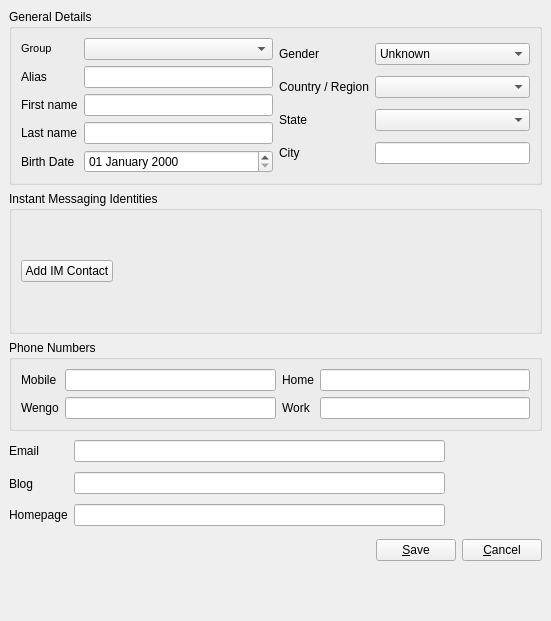
Above: wengophone/src/presentation/qt/login/ContactDetails.ui from tkrotoff/WengoPhone before the change. Below: the same form after it.
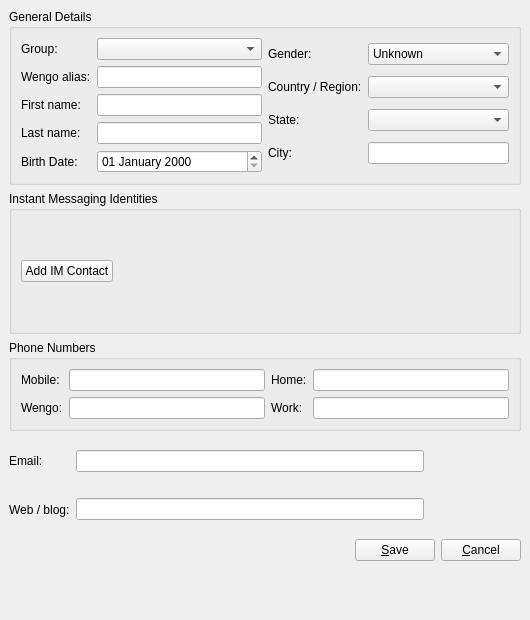
That is the form after the change.

```diff
--- a/wengophone/src/presentation/qt/login/ContactDetails.ui
+++ b/wengophone/src/presentation/qt/login/ContactDetails.ui
@@ -8,8 +8,8 @@
    <rect>
     <x>0</x>
     <y>0</y>
-    <width>551</width>
-    <height>621</height>
+    <width>530</width>
+    <height>620</height>
    </rect>
   </property>
   <property name="maximumSize" >
@@ -28,495 +28,13 @@
    <property name="spacing" >
     <number>6</number>
    </property>
-   <item row="3" column="1" >
-    <widget class="QLineEdit" name="email" />
-   </item>
-   <item row="5" column="0" >
-    <widget class="QLabel" name="label_21" >
-     <property name="text" >
-      <string>Homepage</string>
-     </property>
-    </widget>
-   </item>
-   <item rowspan="3" row="3" column="2" >
-    <widget class="QLabel" name="avatarPixmap" >
-     <property name="minimumSize" >
-      <size>
-       <width>91</width>
-       <height>91</height>
-      </size>
-     </property>
-     <property name="maximumSize" >
-      <size>
-       <width>91</width>
-       <height>91</height>
-      </size>
-     </property>
-     <property name="palette" >
-      <palette>
-       <active>
-        <color>
-         <red>0</red>
-         <green>0</green>
-         <blue>0</blue>
-        </color>
-        <color>
-         <red>212</red>
-         <green>208</green>
-         <blue>200</blue>
-        </color>
-        <color>
-         <red>255</red>
-         <green>255</green>
-         <blue>255</blue>
-        </color>
-        <color>
-         <red>234</red>
-         <green>229</green>
-         <blue>220</blue>
-        </color>
-        <color>
-         <red>128</red>
-         <green>128</green>
-         <blue>128</blue>
-        </color>
-        <color>
-         <red>141</red>
-         <green>139</green>
-         <blue>133</blue>
-        </color>
-        <color>
-         <red>0</red>
-         <green>0</green>
-         <blue>0</blue>
-        </color>
-        <color>
-         <red>255</red>
-         <green>255</green>
-         <blue>255</blue>
-        </color>
-        <color>
-         <red>0</red>
-         <green>0</green>
-         <blue>0</blue>
-        </color>
-        <color>
-         <red>255</red>
-         <green>255</green>
-         <blue>255</blue>
-        </color>
-        <color>
-         <red>195</red>
-         <green>212</green>
-         <blue>191</blue>
-        </color>
-        <color>
-         <red>64</red>
-         <green>64</green>
-         <blue>64</blue>
-        </color>
-        <color>
-         <red>10</red>
-         <green>36</green>
-         <blue>106</blue>
-        </color>
-        <color>
-         <red>255</red>
-         <green>255</green>
-         <blue>255</blue>
-        </color>
-        <color>
-         <red>0</red>
-         <green>0</green>
-         <blue>255</blue>
-        </color>
-        <color>
-         <red>255</red>
-         <green>0</green>
-         <blue>255</blue>
-        </color>
-        <color>
-         <red>232</red>
-         <green>232</green>
-         <blue>232</blue>
-        </color>
-       </active>
-       <inactive>
-        <color>
-         <red>0</red>
-         <green>0</green>
-         <blue>0</blue>
-        </color>
-        <color>
-         <red>212</red>
-         <green>208</green>
-         <blue>200</blue>
-        </color>
-        <color>
-         <red>255</red>
-         <green>255</green>
-         <blue>255</blue>
-        </color>
-        <color>
-         <red>234</red>
-         <green>229</green>
-         <blue>220</blue>
-        </color>
-        <color>
-         <red>128</red>
-         <green>128</green>
-         <blue>128</blue>
-        </color>
-        <color>
-         <red>141</red>
-         <green>139</green>
-         <blue>133</blue>
-        </color>
-        <color>
-         <red>0</red>
-         <green>0</green>
-         <blue>0</blue>
-        </color>
-        <color>
-         <red>255</red>
-         <green>255</green>
-         <blue>255</blue>
-        </color>
-        <color>
-         <red>0</red>
-         <green>0</green>
-         <blue>0</blue>
-        </color>
-        <color>
-         <red>255</red>
-         <green>255</green>
-         <blue>255</blue>
-        </color>
-        <color>
-         <red>195</red>
-         <green>212</green>
-         <blue>191</blue>
-        </color>
-        <color>
-         <red>64</red>
-         <green>64</green>
-         <blue>64</blue>
-        </color>
-        <color>
-         <red>212</red>
-         <green>208</green>
-         <blue>200</blue>
-        </color>
-        <color>
-         <red>0</red>
-         <green>0</green>
-         <blue>0</blue>
-        </color>
-        <color>
-         <red>0</red>
-         <green>0</green>
-         <blue>255</blue>
-        </color>
-        <color>
-         <red>255</red>
-         <green>0</green>
-         <blue>255</blue>
-        </color>
-        <color>
-         <red>232</red>
-         <green>232</green>
-         <blue>232</blue>
-        </color>
-       </inactive>
-       <disabled>
-        <color>
-         <red>106</red>
-         <green>104</green>
-         <blue>100</blue>
-        </color>
-        <color>
-         <red>212</red>
-         <green>208</green>
-         <blue>200</blue>
-        </color>
-        <color>
-         <red>255</red>
-         <green>255</green>
-         <blue>255</blue>
-        </color>
-        <color>
-         <red>233</red>
-         <green>231</green>
-         <blue>227</blue>
-        </color>
-        <color>
-         <red>128</red>
-         <green>128</green>
-         <blue>128</blue>
-        </color>
-        <color>
-         <red>141</red>
-         <green>139</green>
-         <blue>133</blue>
-        </color>
-        <color>
-         <red>106</red>
-         <green>104</green>
-         <blue>100</blue>
-        </color>
-        <color>
-         <red>255</red>
-         <green>255</green>
-         <blue>255</blue>
-        </color>
-        <color>
-         <red>106</red>
-         <green>104</green>
-         <blue>100</blue>
-        </color>
-        <color>
-         <red>195</red>
-         <green>212</green>
-         <blue>191</blue>
-        </color>
-        <color>
-         <red>195</red>
-         <green>212</green>
-         <blue>191</blue>
-        </color>
-        <color>
-         <red>0</red>
-         <green>0</green>
-         <blue>0</blue>
-        </color>
-        <color>
-         <red>10</red>
-         <green>36</green>
-         <blue>106</blue>
-        </color>
-        <color>
-         <red>255</red>
-         <green>255</green>
-         <blue>255</blue>
-        </color>
-        <color>
-         <red>0</red>
-         <green>0</green>
-         <blue>255</blue>
-        </color>
-        <color>
-         <red>255</red>
-         <green>0</green>
-         <blue>255</blue>
-        </color>
-        <color>
-         <red>232</red>
-         <green>232</green>
-         <blue>232</blue>
-        </color>
-       </disabled>
-      </palette>
-     </property>
-     <property name="toolTip" >
-      <string>Click to Change Avatar</string>
-     </property>
-     <property name="alignment" >
-      <set>Qt::AlignCenter</set>
-     </property>
-     <property name="wordWrap" >
-      <bool>true</bool>
-     </property>
-     <property name="buddy" >
-      <cstring>ContactDetails</cstring>
-     </property>
-    </widget>
-   </item>
-   <item row="2" column="0" colspan="3" >
-    <widget class="QGroupBox" name="personalDetailsGroup" >
-     <property name="title" >
-      <string>Phone Numbers</string>
-     </property>
-     <layout class="QGridLayout" >
-      <property name="margin" >
-       <number>9</number>
-      </property>
-      <property name="spacing" >
-       <number>6</number>
-      </property>
-      <item row="1" column="3" >
-       <widget class="QLineEdit" name="workPhone" />
-      </item>
-      <item row="1" column="2" >
-       <widget class="QLabel" name="label_18" >
-        <property name="text" >
-         <string>Work</string>
-        </property>
-       </widget>
-      </item>
-      <item row="0" column="1" >
-       <widget class="QLineEdit" name="cellPhone" />
-      </item>
-      <item row="1" column="1" >
-       <widget class="QLineEdit" name="wengoPhone" />
-      </item>
-      <item row="0" column="0" >
-       <widget class="QLabel" name="label_15" >
-        <property name="text" >
-         <string>Mobile</string>
-        </property>
-       </widget>
-      </item>
-      <item row="1" column="0" >
-       <widget class="QLabel" name="label_16" >
-        <property name="text" >
-         <string>Wengo</string>
-        </property>
-       </widget>
-      </item>
-      <item row="0" column="3" >
-       <widget class="QLineEdit" name="homePhone" />
-      </item>
-      <item row="0" column="2" >
-       <widget class="QLabel" name="label_17" >
-        <property name="text" >
-         <string>Home</string>
-        </property>
-       </widget>
-      </item>
-     </layout>
-    </widget>
-   </item>
    <item row="4" column="0" >
-    <widget class="QLabel" name="label_20" >
+    <widget class="QLabel" name="label_21" >
      <property name="text" >
-      <string>Blog</string>
+      <string>Web / blog:</string>
      </property>
     </widget>
    </item>
-   <item row="6" column="0" colspan="3" >
-    <layout class="QGridLayout" >
-     <property name="margin" >
-      <number>0</number>
-     </property>
-     <property name="spacing" >
-      <number>6</number>
-     </property>
-     <item row="0" column="0" >
-      <spacer>
-       <property name="orientation" >
-        <enum>Qt::Horizontal</enum>
-       </property>
-       <property name="sizeHint" >
-        <size>
-         <width>608</width>
-         <height>32</height>
-        </size>
-       </property>
-      </spacer>
-     </item>
-     <item row="0" column="2" >
-      <widget class="QPushButton" name="cancelButton" >
-       <property name="text" >
-        <string>&amp;Cancel</string>
-       </property>
-      </widget>
-     </item>
-     <item row="0" column="1" >
-      <widget class="QPushButton" name="saveButton" >
-       <property name="text" >
-        <string>&amp;Save</string>
-       </property>
-      </widget>
-     </item>
-    </layout>
-   </item>
-   <item row="4" column="1" >
-    <widget class="QLineEdit" name="blog" />
-   </item>
-   <item row="1" column="0" colspan="3" >
-    <widget class="QGroupBox" name="IMAccountGroup" >
-     <property name="title" >
-      <string>Instant Messaging Identities</string>
-     </property>
-     <layout class="QGridLayout" >
-      <property name="margin" >
-       <number>9</number>
-      </property>
-      <property name="spacing" >
-       <number>6</number>
-      </property>
-      <item row="1" column="2" >
-       <spacer>
-        <property name="orientation" >
-         <enum>Qt::Horizontal</enum>
-        </property>
-        <property name="sizeHint" >
-         <size>
-          <width>40</width>
-          <height>20</height>
-         </size>
-        </property>
-       </spacer>
-      </item>
-      <item row="1" column="1" >
-       <widget class="QPushButton" name="addIMContactButton" >
-        <property name="text" >
-         <string>Add IM Contact</string>
-        </property>
-       </widget>
-      </item>
-      <item row="0" column="1" >
-       <spacer>
-        <property name="orientation" >
-         <enum>Qt::Vertical</enum>
-        </property>
-        <property name="sizeHint" >
-         <size>
-          <width>20</width>
-          <height>40</height>
-         </size>
-        </property>
-       </spacer>
-      </item>
-      <item row="2" column="1" >
-       <spacer>
-        <property name="orientation" >
-         <enum>Qt::Vertical</enum>
-        </property>
-        <property name="sizeHint" >
-         <size>
-          <width>20</width>
-          <height>40</height>
-         </size>
-        </property>
-       </spacer>
-      </item>
-     </layout>
-    </widget>
-   </item>
-   <item row="5" column="1" >
-    <widget class="QLineEdit" name="web" />
-   </item>
-   <item row="3" column="0" >
-    <widget class="QLabel" name="label_19" >
-     <property name="text" >
-      <string>Email</string>
-     </property>
-    </widget>
-   </item>
-   <item row="7" column="1" >
-    <spacer>
-     <property name="orientation" >
-      <enum>Qt::Vertical</enum>
-     </property>
-     <property name="sizeHint" >
-      <size>
-       <width>20</width>
-       <height>40</height>
-      </size>
-     </property>
-    </spacer>
-   </item>
    <item row="0" column="0" colspan="3" >
     <widget class="QGroupBox" name="wengoGeneralDetailsGroup" >
      <property name="layoutDirection" >
@@ -543,7 +61,7 @@
         <item row="1" column="0" >
          <widget class="QLabel" name="label_3" >
           <property name="text" >
-           <string>Alias</string>
+           <string>Wengo alias:</string>
           </property>
          </widget>
         </item>
@@ -564,14 +82,14 @@
         <item row="2" column="0" >
          <widget class="QLabel" name="label_5" >
           <property name="text" >
-           <string>First name</string>
+           <string>First name:</string>
           </property>
          </widget>
         </item>
         <item row="3" column="0" >
          <widget class="QLabel" name="label_6" >
           <property name="text" >
-           <string>Last name</string>
+           <string>Last name:</string>
           </property>
          </widget>
         </item>
@@ -581,7 +99,7 @@
         <item row="4" column="0" >
          <widget class="QLabel" name="label_7" >
           <property name="text" >
-           <string>Birth Date</string>
+           <string>Birth Date:</string>
           </property>
          </widget>
         </item>
@@ -595,7 +113,7 @@
         <item row="0" column="0" >
          <widget class="QLabel" name="label" >
           <property name="text" >
-           <string>&lt;html>&lt;head>&lt;meta name="qrichtext" content="1" />&lt;/head>&lt;body style=" white-space: pre-wrap; font-family:MS Shell Dlg; font-size:8.25pt; font-weight:400; font-style:normal; text-decoration:none;">&lt;p style=" margin-top:0px; margin-bottom:0px; margin-left:0px; margin-right:0px; -qt-block-indent:0; text-indent:0px;">&lt;span style=" font-size:8pt;">Group&lt;/span>&lt;/p>&lt;/body>&lt;/html></string>
+           <string>Group:</string>
           </property>
          </widget>
         </item>
@@ -622,14 +140,14 @@
         <item row="2" column="0" >
          <widget class="QLabel" name="label_12" >
           <property name="text" >
-           <string>State</string>
+           <string>State:</string>
           </property>
          </widget>
         </item>
         <item row="0" column="0" >
          <widget class="QLabel" name="label_10" >
           <property name="text" >
-           <string>Gender</string>
+           <string>Gender:</string>
           </property>
          </widget>
         </item>
@@ -639,7 +157,7 @@
         <item row="1" column="0" >
          <widget class="QLabel" name="label_11" >
           <property name="text" >
-           <string>Country / Region</string>
+           <string>Country / Region:</string>
           </property>
          </widget>
         </item>
@@ -649,7 +167,7 @@
         <item row="3" column="0" >
          <widget class="QLabel" name="label_8" >
           <property name="text" >
-           <string>City</string>
+           <string>City:</string>
           </property>
          </widget>
         </item>
@@ -677,6 +195,478 @@
      </layout>
     </widget>
    </item>
+   <item row="6" column="1" >
+    <spacer>
+     <property name="orientation" >
+      <enum>Qt::Vertical</enum>
+     </property>
+     <property name="sizeHint" >
+      <size>
+       <width>20</width>
+       <height>40</height>
+      </size>
+     </property>
+    </spacer>
+   </item>
+   <item row="3" column="0" >
+    <widget class="QLabel" name="label_19" >
+     <property name="text" >
+      <string>Email:</string>
+     </property>
+    </widget>
+   </item>
+   <item row="4" column="1" >
+    <widget class="QLineEdit" name="web" />
+   </item>
+   <item row="1" column="0" colspan="3" >
+    <widget class="QGroupBox" name="IMAccountGroup" >
+     <property name="title" >
+      <string>Instant Messaging Identities</string>
+     </property>
+     <layout class="QGridLayout" >
+      <property name="margin" >
+       <number>9</number>
+      </property>
+      <property name="spacing" >
+       <number>6</number>
+      </property>
+      <item row="1" column="2" >
+       <spacer>
+        <property name="orientation" >
+         <enum>Qt::Horizontal</enum>
+        </property>
+        <property name="sizeHint" >
+         <size>
+          <width>40</width>
+          <height>20</height>
+         </size>
+        </property>
+       </spacer>
+      </item>
+      <item row="1" column="1" >
+       <widget class="QPushButton" name="addIMContactButton" >
+        <property name="text" >
+         <string>Add IM Contact</string>
+        </property>
+       </widget>
+      </item>
+      <item row="0" column="1" >
+       <spacer>
+        <property name="orientation" >
+         <enum>Qt::Vertical</enum>
+        </property>
+        <property name="sizeHint" >
+         <size>
+          <width>20</width>
+          <height>40</height>
+         </size>
+        </property>
+       </spacer>
+      </item>
+      <item row="2" column="1" >
+       <spacer>
+        <property name="orientation" >
+         <enum>Qt::Vertical</enum>
+        </property>
+        <property name="sizeHint" >
+         <size>
+          <width>20</width>
+          <height>40</height>
+         </size>
+        </property>
+       </spacer>
+      </item>
+     </layout>
+    </widget>
+   </item>
+   <item row="5" column="0" colspan="3" >
+    <layout class="QGridLayout" >
+     <property name="margin" >
+      <number>0</number>
+     </property>
+     <property name="spacing" >
+      <number>6</number>
+     </property>
+     <item row="0" column="0" >
+      <spacer>
+       <property name="orientation" >
+        <enum>Qt::Horizontal</enum>
+       </property>
+       <property name="sizeHint" >
+        <size>
+         <width>608</width>
+         <height>32</height>
+        </size>
+       </property>
+      </spacer>
+     </item>
+     <item row="0" column="2" >
+      <widget class="QPushButton" name="cancelButton" >
+       <property name="text" >
+        <string>&amp;Cancel</string>
+       </property>
+      </widget>
+     </item>
+     <item row="0" column="1" >
+      <widget class="QPushButton" name="saveButton" >
+       <property name="text" >
+        <string>&amp;Save</string>
+       </property>
+      </widget>
+     </item>
+    </layout>
+   </item>
+   <item row="2" column="0" colspan="3" >
+    <widget class="QGroupBox" name="personalDetailsGroup" >
+     <property name="title" >
+      <string>Phone Numbers</string>
+     </property>
+     <layout class="QGridLayout" >
+      <property name="margin" >
+       <number>9</number>
+      </property>
+      <property name="spacing" >
+       <number>6</number>
+      </property>
+      <item row="1" column="3" >
+       <widget class="QLineEdit" name="workPhone" />
+      </item>
+      <item row="1" column="2" >
+       <widget class="QLabel" name="label_18" >
+        <property name="text" >
+         <string>Work:</string>
+        </property>
+       </widget>
+      </item>
+      <item row="0" column="1" >
+       <widget class="QLineEdit" name="cellPhone" />
+      </item>
+      <item row="1" column="1" >
+       <widget class="QLineEdit" name="wengoPhone" />
+      </item>
+      <item row="0" column="0" >
+       <widget class="QLabel" name="label_15" >
+        <property name="text" >
+         <string>Mobile:</string>
+        </property>
+       </widget>
+      </item>
+      <item row="1" column="0" >
+       <widget class="QLabel" name="label_16" >
+        <property name="text" >
+         <string>Wengo:</string>
+        </property>
+       </widget>
+      </item>
+      <item row="0" column="3" >
+       <widget class="QLineEdit" name="homePhone" />
+      </item>
+      <item row="0" column="2" >
+       <widget class="QLabel" name="label_17" >
+        <property name="text" >
+         <string>Home:</string>
+        </property>
+       </widget>
+      </item>
+     </layout>
+    </widget>
+   </item>
+   <item rowspan="2" row="3" column="2" >
+    <widget class="QLabel" name="avatarPixmap" >
+     <property name="minimumSize" >
+      <size>
+       <width>91</width>
+       <height>91</height>
+      </size>
+     </property>
+     <property name="maximumSize" >
+      <size>
+       <width>91</width>
+       <height>91</height>
+      </size>
+     </property>
+     <property name="palette" >
+      <palette>
+       <active>
+        <color>
+         <red>0</red>
+         <green>0</green>
+         <blue>0</blue>
+        </color>
+        <color>
+         <red>212</red>
+         <green>208</green>
+         <blue>200</blue>
+        </color>
+        <color>
+         <red>255</red>
+         <green>255</green>
+         <blue>255</blue>
+        </color>
+        <color>
+         <red>234</red>
+         <green>229</green>
+         <blue>220</blue>
+        </color>
+        <color>
+         <red>128</red>
+         <green>128</green>
+         <blue>128</blue>
+        </color>
+        <color>
+         <red>141</red>
+         <green>139</green>
+         <blue>133</blue>
+        </color>
+        <color>
+         <red>0</red>
+         <green>0</green>
+         <blue>0</blue>
+        </color>
+        <color>
+         <red>255</red>
+         <green>255</green>
+         <blue>255</blue>
+        </color>
+        <color>
+         <red>0</red>
+         <green>0</green>
+         <blue>0</blue>
+        </color>
+        <color>
+         <red>255</red>
+         <green>255</green>
+         <blue>255</blue>
+        </color>
+        <color>
+         <red>195</red>
+         <green>212</green>
+         <blue>191</blue>
+        </color>
+        <color>
+         <red>64</red>
+         <green>64</green>
+         <blue>64</blue>
+        </color>
+        <color>
+         <red>10</red>
+         <green>36</green>
+         <blue>106</blue>
+        </color>
+        <color>
+         <red>255</red>
+         <green>255</green>
+         <blue>255</blue>
+        </color>
+        <color>
+         <red>0</red>
+         <green>0</green>
+         <blue>255</blue>
+        </color>
+        <color>
+         <red>255</red>
+         <green>0</green>
+         <blue>255</blue>
+        </color>
+        <color>
+         <red>232</red>
+         <green>232</green>
+         <blue>232</blue>
+        </color>
+       </active>
+       <inactive>
+        <color>
+         <red>0</red>
+         <green>0</green>
+         <blue>0</blue>
+        </color>
+        <color>
+         <red>212</red>
+         <green>208</green>
+         <blue>200</blue>
+        </color>
+        <color>
+         <red>255</red>
+         <green>255</green>
+         <blue>255</blue>
+        </color>
+        <color>
+         <red>234</red>
+         <green>229</green>
+         <blue>220</blue>
+        </color>
+        <color>
+         <red>128</red>
+         <green>128</green>
+         <blue>128</blue>
+        </color>
+        <color>
+         <red>141</red>
+         <green>139</green>
+         <blue>133</blue>
+        </color>
+        <color>
+         <red>0</red>
+         <green>0</green>
+         <blue>0</blue>
+        </color>
+        <color>
+         <red>255</red>
+         <green>255</green>
+         <blue>255</blue>
+        </color>
+        <color>
+         <red>0</red>
+         <green>0</green>
+         <blue>0</blue>
+        </color>
+        <color>
+         <red>255</red>
+         <green>255</green>
+         <blue>255</blue>
+        </color>
+        <color>
+         <red>195</red>
+         <green>212</green>
+         <blue>191</blue>
+        </color>
+        <color>
+         <red>64</red>
+         <green>64</green>
+         <blue>64</blue>
+        </color>
+        <color>
+         <red>212</red>
+         <green>208</green>
+         <blue>200</blue>
+        </color>
+        <color>
+         <red>0</red>
+         <green>0</green>
+         <blue>0</blue>
+        </color>
+        <color>
+         <red>0</red>
+         <green>0</green>
+         <blue>255</blue>
+        </color>
+        <color>
+         <red>255</red>
+         <green>0</green>
+         <blue>255</blue>
+        </color>
+        <color>
+         <red>232</red>
+         <green>232</green>
+         <blue>232</blue>
+        </color>
+       </inactive>
+       <disabled>
+        <color>
+         <red>106</red>
+         <green>104</green>
+         <blue>100</blue>
+        </color>
+        <color>
+         <red>212</red>
+         <green>208</green>
+         <blue>200</blue>
+        </color>
+        <color>
+         <red>255</red>
+         <green>255</green>
+         <blue>255</blue>
+        </color>
+        <color>
+         <red>233</red>
+         <green>231</green>
+         <blue>227</blue>
+        </color>
+        <color>
+         <red>128</red>
+         <green>128</green>
+         <blue>128</blue>
+        </color>
+        <color>
+         <red>141</red>
+         <green>139</green>
+         <blue>133</blue>
+        </color>
+        <color>
+         <red>106</red>
+         <green>104</green>
+         <blue>100</blue>
+        </color>
+        <color>
+         <red>255</red>
+         <green>255</green>
+         <blue>255</blue>
+        </color>
+        <color>
+         <red>106</red>
+         <green>104</green>
+         <blue>100</blue>
+        </color>
+        <color>
+         <red>195</red>
+         <green>212</green>
+         <blue>191</blue>
+        </color>
+        <color>
+         <red>195</red>
+         <green>212</green>
+         <blue>191</blue>
+        </color>
+        <color>
+         <red>0</red>
+         <green>0</green>
+         <blue>0</blue>
+        </color>
+        <color>
+         <red>10</red>
+         <green>36</green>
+         <blue>106</blue>
+        </color>
+        <color>
+         <red>255</red>
+         <green>255</green>
+         <blue>255</blue>
+        </color>
+        <color>
+         <red>0</red>
+         <green>0</green>
+         <blue>255</blue>
+        </color>
+        <color>
+         <red>255</red>
+         <green>0</green>
+         <blue>255</blue>
+        </color>
+        <color>
+         <red>232</red>
+         <green>232</green>
+         <blue>232</blue>
+        </color>
+       </disabled>
+      </palette>
+     </property>
+     <property name="toolTip" >
+      <string>Click to Change Avatar</string>
+     </property>
+     <property name="alignment" >
+      <set>Qt::AlignCenter</set>
+     </property>
+     <property name="wordWrap" >
+      <bool>true</bool>
+     </property>
+     <property name="buddy" >
+      <cstring>ContactDetails</cstring>
+     </property>
+    </widget>
+   </item>
+   <item row="3" column="1" >
+    <widget class="QLineEdit" name="email" />
+   </item>
   </layout>
  </widget>
  <pixmapfunction></pixmapfunction>
```
Left out of the diff: 1 changed line with no effect on the pictures.
